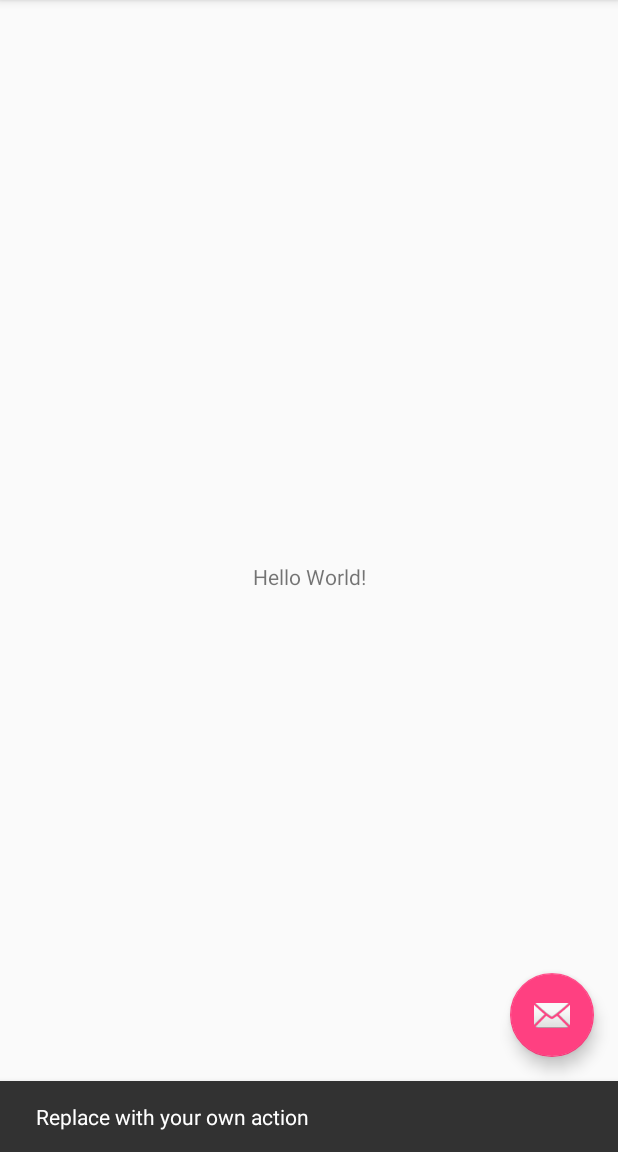
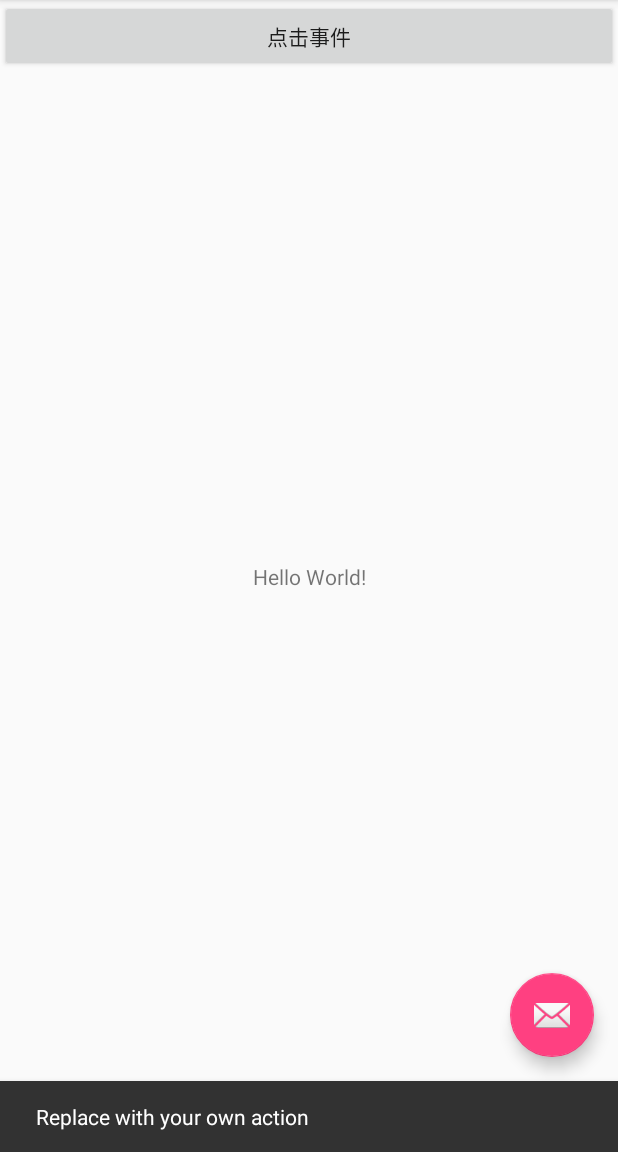
Before and after one commit to xiaodunmeng/Testcom, an Android app: the screen it shows after launch (MainActivity), after a tap on an icon or button, on a phone screen of 412 x 824 dp, the part 84-1236 px from its top. Run offline under Robolectric (Android 15) with nearby library versions, the phone set to English and light mode, and no system bars.

Commit message:
添加一个按钮

```diff
--- a/app/src/main/java/com/xiaoe/www/testcom/MainActivity.java
+++ b/app/src/main/java/com/xiaoe/www/testcom/MainActivity.java
@@ -5,11 +5,14 @@ import android.support.design.widget.FloatingActionButton;
 import android.support.design.widget.Snackbar;
 import android.support.v7.app.AppCompatActivity;
 import android.support.v7.widget.Toolbar;
+import android.util.Log;
 import android.view.View;
 import android.view.Menu;
 import android.view.MenuItem;
+import android.widget.Button;
 
-public class MainActivity extends AppCompatActivity {
+public class MainActivity extends AppCompatActivity implements View.OnClickListener {
+    private Button mButton;
 
     @Override
     protected void onCreate(Bundle savedInstanceState) {
@@ -26,6 +29,8 @@ public class MainActivity extends AppCompatActivity {
                         .setAction("Action", null).show();
             }
         });
+        mButton = (Button) findViewById(R.id.bt);
+        mButton.setOnClickListener(this);
     }
 
     @Override
@@ -49,4 +54,9 @@ public class MainActivity extends AppCompatActivity {
 
         return super.onOptionsItemSelected(item);
     }
+
+    @Override
+    public void onClick(View v) {
+        Log.v("dd","这是真的吗");
+    }
 }
--- a/app/src/main/res/layout/content_main.xml
+++ b/app/src/main/res/layout/content_main.xml
@@ -18,4 +18,10 @@
         app:layout_constraintRight_toRightOf="parent"
         app:layout_constraintTop_toTopOf="parent"/>
 
+    <Button
+        android:id="@+id/bt"
+        android:text="点击事件"
+        android:layout_width="match_parent"
+        android:layout_height="wrap_content"/>
+
 </android.support.constraint.ConstraintLayout>
```
